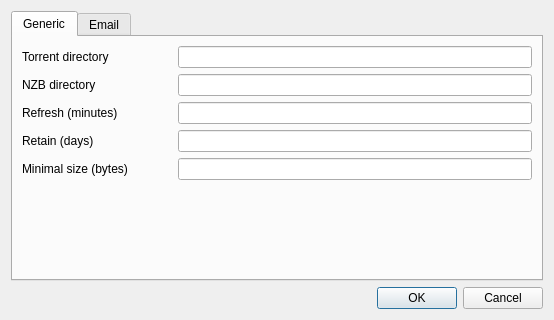
Before: the Qt Designer form branches/qtswarmtv-tvdb/settingsdialog.ui in annejan/swarmtv, drawn with Qt 5.
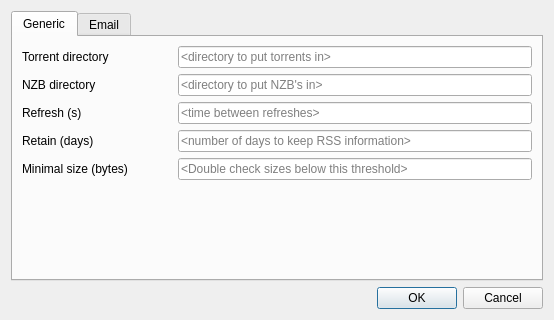
After: the same form once the commit is applied. Icons and pictures are not drawn.

Commit message: Added tooltips to main and config windows.

Patch:
```diff
--- a/branches/qtswarmtv-tvdb/settingsdialog.ui
+++ b/branches/qtswarmtv-tvdb/settingsdialog.ui
@@ -50,6 +50,9 @@
              <property name="whatsThis">
               <string>This is the path the Torrents are downloaded to.</string>
              </property>
+             <property name="placeholderText">
+              <string>&lt;directory to put torrents in&gt;</string>
+             </property>
             </widget>
            </item>
           </layout>
@@ -74,6 +77,9 @@
              <property name="whatsThis">
               <string>This is the path the NZBs are downloaded to.</string>
              </property>
+             <property name="placeholderText">
+              <string>&lt;directory to put NZB's in&gt;</string>
+             </property>
             </widget>
            </item>
           </layout>
@@ -89,7 +95,7 @@
               </size>
              </property>
              <property name="text">
-              <string>Refresh (minutes)</string>
+              <string>Refresh (s)</string>
              </property>
             </widget>
            </item>
@@ -98,6 +104,9 @@
              <property name="whatsThis">
               <string>The number of minutes between refreshes.</string>
              </property>
+             <property name="placeholderText">
+              <string>&lt;time between refreshes&gt;</string>
+             </property>
             </widget>
            </item>
           </layout>
@@ -122,6 +131,9 @@
              <property name="whatsThis">
               <string>The number of months to keep meta files (torrents or NZBs) in the database.</string>
              </property>
+             <property name="placeholderText">
+              <string>&lt;number of days to keep RSS information&gt;</string>
+             </property>
             </widget>
            </item>
           </layout>
@@ -146,6 +158,9 @@
              <property name="whatsThis">
               <string>The minimal size a RSS feed has to provide for content. When this size is not met, the meta file is downloaded and the size will be red from there.</string>
              </property>
+             <property name="placeholderText">
+              <string>&lt;Double check sizes below this threshold&gt;</string>
+             </property>
             </widget>
            </item>
           </layout>
```
Left out of the diff: 41 changed lines with no effect on the pictures. The commit also changes 4 other files.
